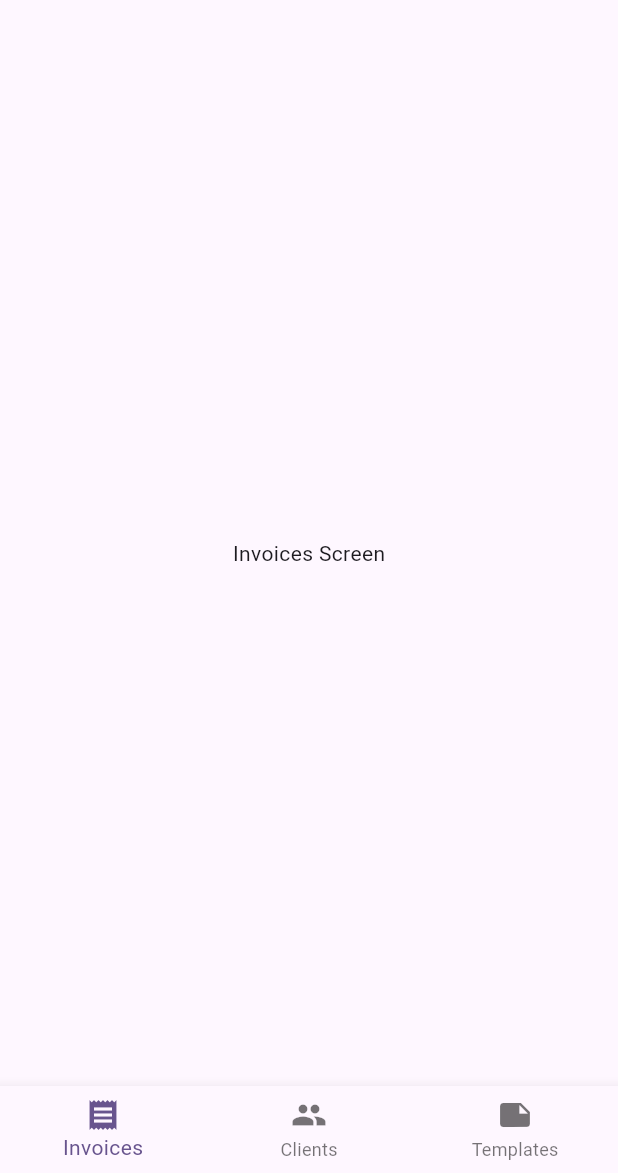
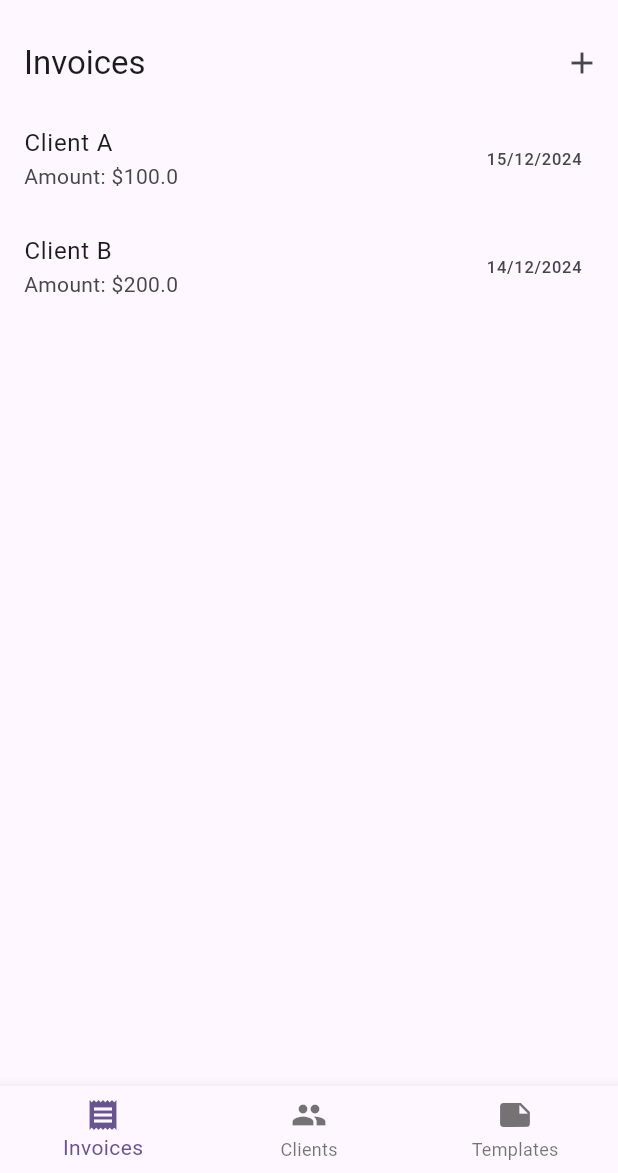
Before and after one commit to sid2710-alt/invi, a Flutter app: the screen it shows after launch, on a phone screen of 412 x 824 dp, the part 63-1236 px from its top. Run offline on Flutter 3.47's test engine with Material 3 defaults, Android fonts, the phone set to English and light mode, and no system bars; our stand-ins replace flutter_bloc.

Commit message:
Done intial work in list of invoices

```diff
--- /dev/null
+++ b/lib/blocs/invoices_bloc/InvoiceBloc.dart
@@ -0,0 +1,46 @@
+import 'package:flutter_bloc/flutter_bloc.dart';
+import 'package:invi/blocs/invoices_bloc/invoice_event.dart';
+import 'package:invi/blocs/invoices_bloc/invoices_state.dart';
+import 'package:invi/models/Invoice.dart';
+
+class InvoiceBloc extends Bloc<InvoiceEvent, InvoiceState> {
+  InvoiceBloc() : super(InvoiceInitialState([])) {
+    on<LoadInvoicesEvent>((event, emit) async {
+      emit(InvoiceLoadingState(state.invoices));
+      try {
+        await Future.delayed(Duration(seconds: 2));
+        List<Invoice> invoices = [
+          Invoice(
+              id: '1',
+              clientName: 'Client A',
+              amount: 100.0,
+              date: DateTime.now()),
+          Invoice(
+              id: '2',
+              clientName: 'Client B',
+              amount: 200.0,
+              date: DateTime.now().subtract(Duration(days: 1))),
+        ];
+        emit(InvoiceLoadedState(invoices));
+      } catch (e) {
+        emit(InvoiceErrorState(e.toString(), state.invoices));
+      }
+    });
+    on<CreateInvoiceEvent>((event, emit) {
+      /// push to a new screen
+      /// get a new invoice from there
+      /// add invoice to current list
+      /// emit state
+    });
+    on<DeleteInvoiceEvent>((event, emit) async {
+      final currentInvoices = List<Invoice>.from(state.invoices);
+      try {
+        await Future.delayed(Duration(seconds: 2));
+        currentInvoices.removeWhere((element) => element.id == event.invoiceId);
+        emit(InvoiceLoadedState(currentInvoices));
+      } catch (err) {
+        emit(InvoiceLoadedState(currentInvoices));
+      }
+    });
+  }
+}
--- /dev/null
+++ b/lib/blocs/invoices_bloc/invoice_event.dart
@@ -0,0 +1,17 @@
+import 'package:invi/models/Invoice.dart';
+
+abstract class InvoiceEvent {}
+
+class LoadInvoicesEvent extends InvoiceEvent {}
+
+class CreateInvoiceEvent extends InvoiceEvent {
+  final Invoice invoice;
+
+  CreateInvoiceEvent(this.invoice);
+}
+
+class DeleteInvoiceEvent extends InvoiceEvent {
+  final String invoiceId;
+
+  DeleteInvoiceEvent(this.invoiceId);
+}
--- /dev/null
+++ b/lib/blocs/invoices_bloc/invoices_state.dart
@@ -0,0 +1,24 @@
+import 'package:invi/models/Invoice.dart';
+
+abstract class InvoiceState {
+  final List<Invoice> invoices;
+
+  InvoiceState(this.invoices);
+}
+
+class InvoiceInitialState extends InvoiceState {
+  InvoiceInitialState(super.invoices);
+}
+
+class InvoiceLoadingState extends InvoiceState {
+   InvoiceLoadingState(super.invoices);
+}
+
+class InvoiceLoadedState extends InvoiceState {
+  InvoiceLoadedState(super.invoices);
+}
+
+class InvoiceErrorState extends InvoiceState {
+  final String message;
+  InvoiceErrorState(this.message, super.invoices);
+}
--- a/lib/screens/home_screen.dart
+++ b/lib/screens/home_screen.dart
@@ -1,5 +1,6 @@
 import 'package:flutter/material.dart';
 import 'package:flutter_bloc/flutter_bloc.dart';
+import 'package:invi/blocs/invoices_bloc/InvoiceBloc.dart';
 import 'package:invi/blocs/navigator_bloc/navgation_state.dart';
 import 'package:invi/blocs/navigator_bloc/navigator_bloc.dart';
 import 'package:invi/blocs/navigator_bloc/navigator_event.dart';
@@ -10,8 +11,11 @@ import 'package:invi/screens/templates_screen.dart';// Import the BLoC
 class HomeScreen extends StatelessWidget {
   @override
   Widget build(BuildContext context) {
-    return BlocProvider(
-      create: (_) => NavigationBloc(), // Provide the Navigation BLoC
+    return MultiBlocProvider(
+     providers: [
+      BlocProvider(create: (context)=> InvoiceBloc()),
+      BlocProvider(create: (context)=> NavigationBloc())
+     ], // Provide the Navigation BLoC
       child: Scaffold(
         appBar: AppBar(
           title: Text('Invoice Generator'),
@@ -58,7 +62,7 @@ class HomeScreen extends StatelessWidget {
   }
 
   final List<Widget> _pages = [
-    InvoicesScreen(),
+    InvoiceScreen(),
     ClientsScreen(),
     TemplatesScreen(),
   ];
--- a/lib/screens/invoices_screen.dart
+++ b/lib/screens/invoices_screen.dart
@@ -1,12 +1,127 @@
 import 'package:flutter/material.dart';
+import 'package:flutter_bloc/flutter_bloc.dart';
+import 'package:invi/blocs/invoices_bloc/InvoiceBloc.dart';
+import 'package:invi/blocs/invoices_bloc/invoices_state.dart';
+import 'package:invi/blocs/invoices_bloc/invoice_event.dart';
 
-class InvoicesScreen extends StatelessWidget {
-  const InvoicesScreen({super.key});
+
+class InvoiceScreen extends StatelessWidget {
+  const InvoiceScreen({super.key});
 
   @override
   Widget build(BuildContext context) {
-    return const Center(
-      child: Text('Invoices Screen'),
+     context.read<InvoiceBloc>().add(LoadInvoicesEvent());
+
+    return Scaffold(
+      appBar: AppBar(
+        title: Text("Invoices"),
+        actions: [
+          IconButton(
+            icon: Icon(Icons.add),
+            onPressed: () {
+              // Navigate to Create Invoice screen
+            },
+          ),
+        ],
+      ),
+      body: BlocConsumer<InvoiceBloc, InvoiceState>(
+        listener: (context, state) {
+          // You can add listeners here if needed (e.g., showing a snackbar on error)
+          if (state is InvoiceErrorState) {
+            ScaffoldMessenger.of(context).showSnackBar(
+              SnackBar(content: Text(state.message)),
+            );
+          }
+        },
+        builder: (context, state) {
+          if (state is InvoiceLoadingState) {
+            // Show loading indicator while invoices are being loaded
+            return Center(child: CircularProgressIndicator());
+          }
+
+          if (state is InvoiceLoadedState) {
+            // Show list of invoices when loaded successfully
+            final invoices = state.invoices;
+            return ListView.builder(
+              itemCount: invoices.length,
+              itemBuilder: (context, index) {
+                final invoice = invoices[index];
+                return ListTile(
+                  title: Text(invoice.clientName),
+                  subtitle: Text("Amount: \$${invoice.amount}"),
+                  trailing: Text(
+                    "${invoice.date.day}/${invoice.date.month}/${invoice.date.year}",
+                  ),
+                  onTap: () {
+                    // Handle invoice tap, e.g., navigate to invoice detail screen
+                  },
+                  onLongPress: () {
+                    // Handle invoice long press, e.g., delete the invoice
+                    _showDeleteConfirmationDialog(context, invoice.id);
+                  },
+                );
+              },
+            );
+          }
+
+          if (state is InvoiceErrorState) {
+            // Show an error message if something goes wrong
+            return Center(
+              child: Column(
+                mainAxisAlignment: MainAxisAlignment.center,
+                children: [
+                  Icon(Icons.error, color: Colors.red, size: 50),
+                  SizedBox(height: 10),
+                  Text(
+                    'Failed to load invoices',
+                    style: TextStyle(fontSize: 16, color: Colors.red),
+                  ),
+                  SizedBox(height: 10),
+                  ElevatedButton(
+                    onPressed: () {
+                      // Retry loading invoices
+                      context.read<InvoiceBloc>().add(LoadInvoicesEvent());
+                    },
+                    child: Text("Retry"),
+                  ),
+                ],
+              ),
+            );
+          }
+
+          // Return a default widget if no known state
+          return Center(child: Text("No invoices found"));
+        },
+      ),
+    );
+  }
+
+  // Helper function to show delete confirmation dialog
+  void _showDeleteConfirmationDialog(BuildContext context, String invoiceId) {
+    showDialog(
+      context: context,
+      builder: (context) {
+        return AlertDialog(
+          title: Text("Delete Invoice"),
+          content: Text("Are you sure you want to delete this invoice?"),
+          actions: [
+            TextButton(
+              onPressed: () {
+                Navigator.of(context).pop();
+              },
+              child: Text("Cancel"),
+            ),
+            TextButton(
+              onPressed: () {
+                // Trigger delete invoice event in BLoC
+                context.read<InvoiceBloc>().add(DeleteInvoiceEvent(invoiceId));
+                Navigator.of(context).pop();
+              },
+              child: Text("Delete"),
+            ),
+          ],
+        );
+      },
     );
   }
 }
```
Also changed, not shown: lib/blocs/InvoiceBloc.dart (deleted).
